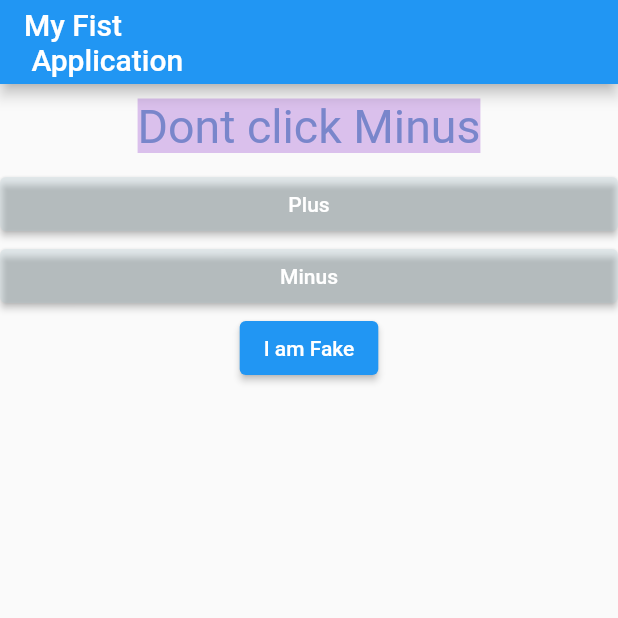
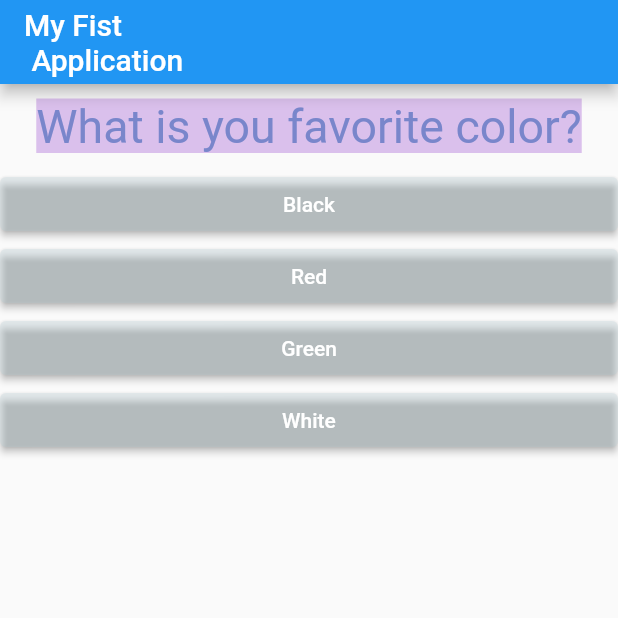
Before and after one commit to Setu-13/FlutterApp-1, a Flutter app: the screen it shows after launch, on a phone screen of 412 x 824 dp, the top half of it. Run offline on Flutter 3.47's test engine with Material 2 defaults, Android fonts, the phone set to English and light mode, and no system bars.

Commit message:
added map for dymamic questions.

```diff
--- a/lib/answer.dart
+++ b/lib/answer.dart
@@ -2,15 +2,17 @@ import "package:flutter/material.dart";
 
 class Answer extends StatelessWidget {
   final VoidCallback setHandler;
-  final String buttonName;
+  //final String buttonName;
+  final String answerTest;
 
-  Answer(this.setHandler, this.buttonName);
+  Answer(this.setHandler, this.answerTest);
+
   @override
   Widget build(BuildContext context) {
     return Container(
       width: double.infinity,
       child: ElevatedButton(
-          child: Text(buttonName),
+          child: Text(answerTest),
           onPressed: setHandler,
           style: ButtonStyle(
             backgroundColor:
--- a/lib/main.dart
+++ b/lib/main.dart
@@ -44,12 +44,18 @@ class _MyAppState extends State<MyApp> {
   @override
   Widget build(BuildContext context) {
     var questions = [
-      "Dont click Minus",
-      "One",
-      "Two",
-      "Three",
-      "Four",
-      "Dont click Plus",
+      {
+        'questionText': 'What is you favorite color?',
+        'answers': ['Black', 'Red', 'Green', 'White'],
+      },
+      {
+        'questionText': 'What is you favorite sex Position?',
+        'answers': ['Satanding Misnnory', 'Missinory', 'Doggy', 'Oral', 'Anal'],
+      },
+      {
+        'questionText': 'What is you favorite Porn Actress?',
+        'answers': ['sunny Lone', 'Shopia Leone', 'Leah Goti', 'Little Caprie'],
+      },
     ];
 
     return MaterialApp(
@@ -63,16 +69,20 @@ class _MyAppState extends State<MyApp> {
                 //   questions[_questionIndex],
                 // ),
                 Question(
-                  questions[_questionIndex],
+                  questions[_questionIndex]['questionText'],
                 ),
-                Answer(_answerQuestion, "Plus"), //Button 1
 
-                Answer(_answerQuestion_decr, "Minus"), //Button 2
+                ...(questions[_questionIndex]['answers'] as List<String>)
+                    .map((answer) {
+                  return Answer(_answerQuestion, answer);
+                }).toList()
 
-                ElevatedButton(
-                  onPressed: () => print("button pressed"),
-                  child: Text("I am Fake"),
-                ),
+                //Answer(_answerQuestion, "Plus"), //Button 1
+                //Answer(_answerQuestion_decr, "Minus"), //Button 2
+                // ElevatedButton(
+                //   onPressed: () => print("button pressed"),
+                //   child: Text("I am Fake"),
+                // ),
               ],
             ))
 
```
